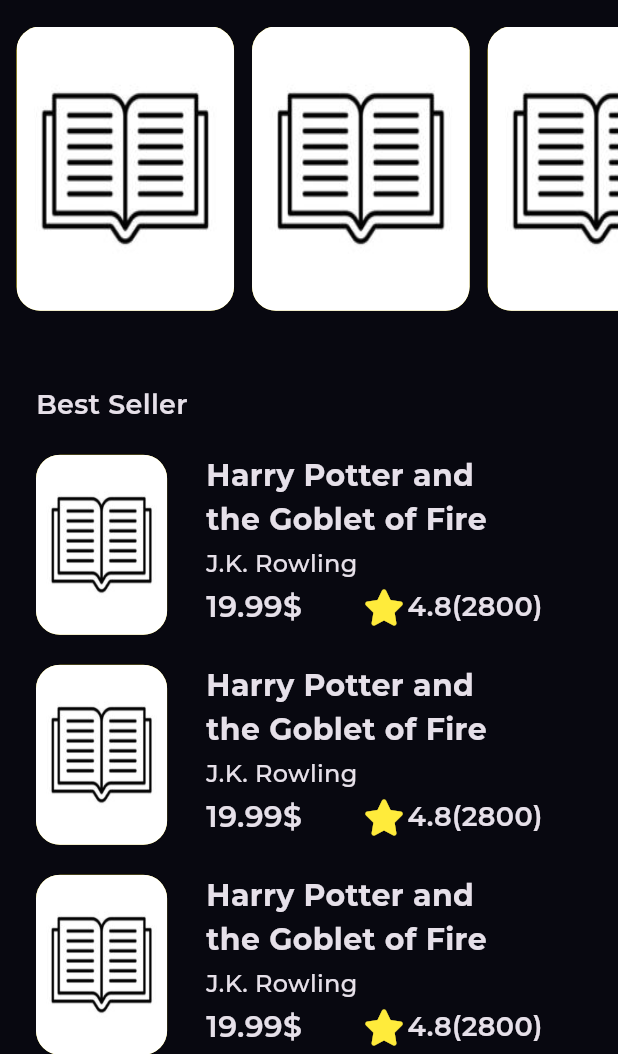
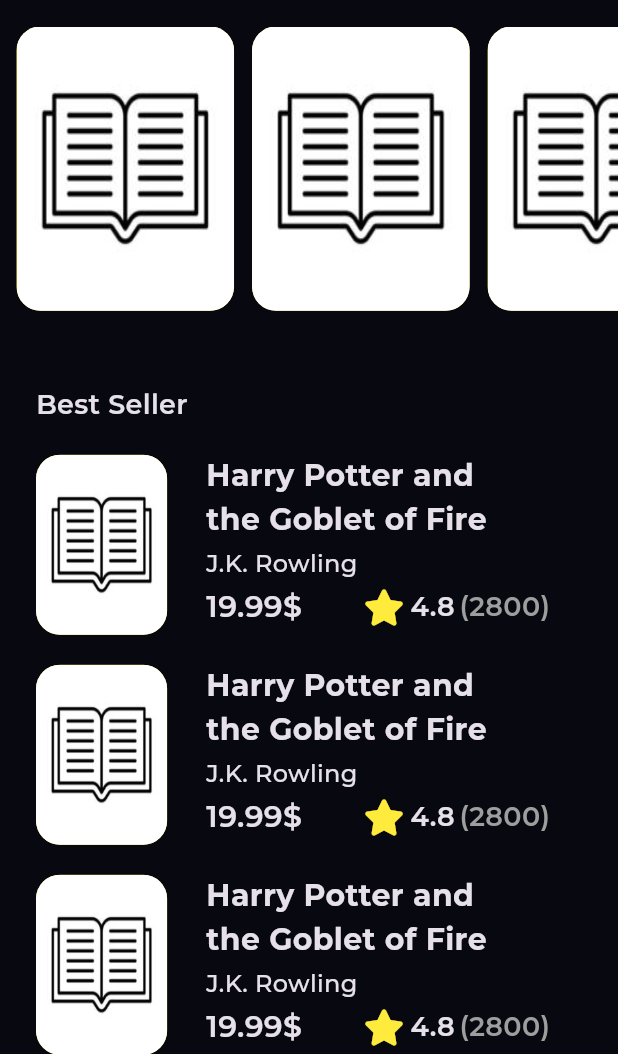
Before and after one commit to MohamedNaif/maktabati_app, a Flutter app: the HomeView screen opened by its route, on a phone screen of 412 x 824 dp, the part 182-1236 px from its top. Run offline on Flutter 3.47's test engine with Material 3 defaults, Android fonts, the phone set to English and light mode, and no system bars; our stand-ins replace font_awesome_flutter, go_router, google_fonts.

Commit message:
create Custom Book Detailes AppBar

```diff
--- a/lib/core/utils/app_router.dart
+++ b/lib/core/utils/app_router.dart
@@ -1,6 +1,7 @@
 import 'package:go_router/go_router.dart';
 import 'package:maktabati_app/features/home/presentation/views/home_view.dart';
 
+import '../../features/home/presentation/views/book_detailes_view.dart';
 import '../../features/splash/presentation/views/splash_view.dart';
 
 
@@ -15,6 +16,10 @@
       path: '/homeView',
       builder: (context, state) => const HomeView(),
     ),
+    GoRoute(
+      path: '/bookDetailesView',
+      builder: (context, state) => const BookDetailesView(),
+    ),
   ],
 );
 
--- a/lib/features/home/presentation/views/widgets/best_seller_list_view_item.dart
+++ b/lib/features/home/presentation/views/widgets/best_seller_list_view_item.dart
@@ -1,4 +1,5 @@
 import 'package:flutter/material.dart';
+import 'package:go_router/go_router.dart';
 
 import '../../../../../core/utils/assets.dart';
 import 'item_detailes.dart';
@@ -8,7 +9,11 @@
 
   @override
   Widget build(BuildContext context) {
-    return SizedBox(
+    return GestureDetector(
+      onTap: () {
+        GoRouter.of(context).push('/bookDetailesView');
+      },
+      child: SizedBox(
         height: 120,
         child: Padding(
           padding: const EdgeInsets.only(
@@ -32,6 +37,7 @@
             ],
           ),
         ),
+      ),
     );
   }
 }
--- a/lib/features/home/presentation/views/widgets/book_rating.dart
+++ b/lib/features/home/presentation/views/widgets/book_rating.dart
@@ -1,6 +1,3 @@
-
-
-
 import 'package:flutter/material.dart';
 import 'package:font_awesome_flutter/font_awesome_flutter.dart';
 
@@ -11,13 +8,15 @@
 
   @override
   Widget build(BuildContext context) {
-    return const Row(children: [
-      Icon(
+    return Row(children: [
+      const Icon(
         FontAwesomeIcons.solidStar,
         color: Colors.yellow,
       ),
-      SizedBox(width: 5),
-      Text('4.8(2800)', style: Styles.textStyle18),
+      const SizedBox(width: 7),
+      const Text('4.8', style: Styles.textStyle18),
+      const SizedBox(width: 3),
+      Text('(2800)', style: Styles.textStyle18.copyWith(color: Colors.grey)),
     ]);
   }
 }
```
Also changed, not shown: lib/features/home/presentation/views/widgets/book_detailes_body.dart (+10 -2 lines), lib/features/home/presentation/views/widgets/custom_book_detailes_app_bar.dart (added, +33 -0 lines). Lines whose indentation alone changed are shown as unchanged.
